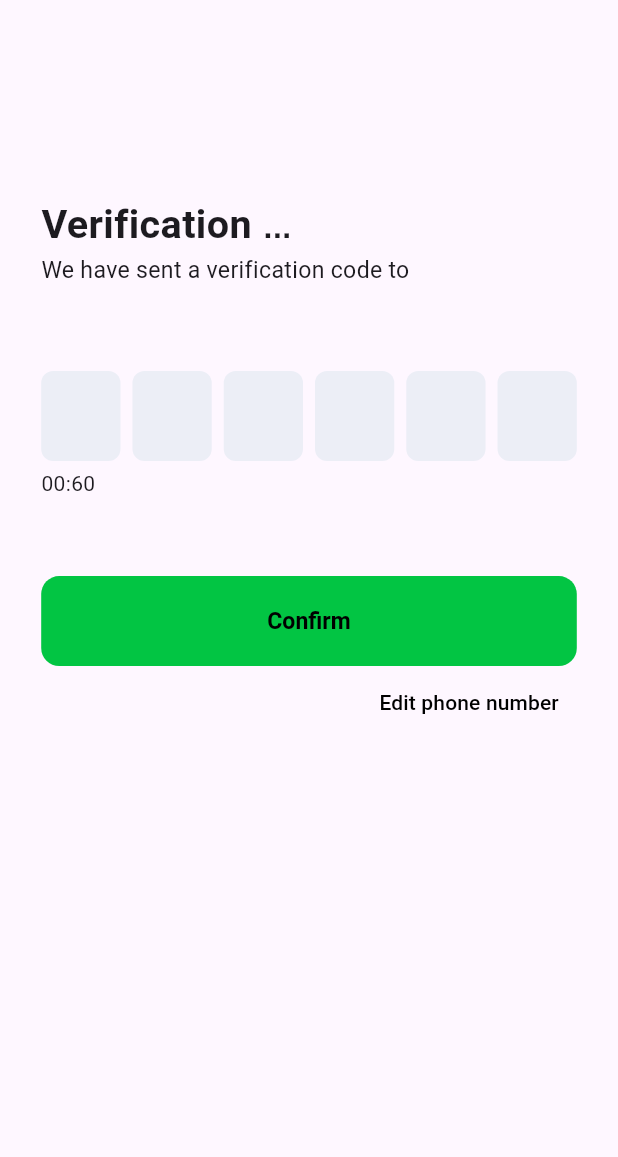
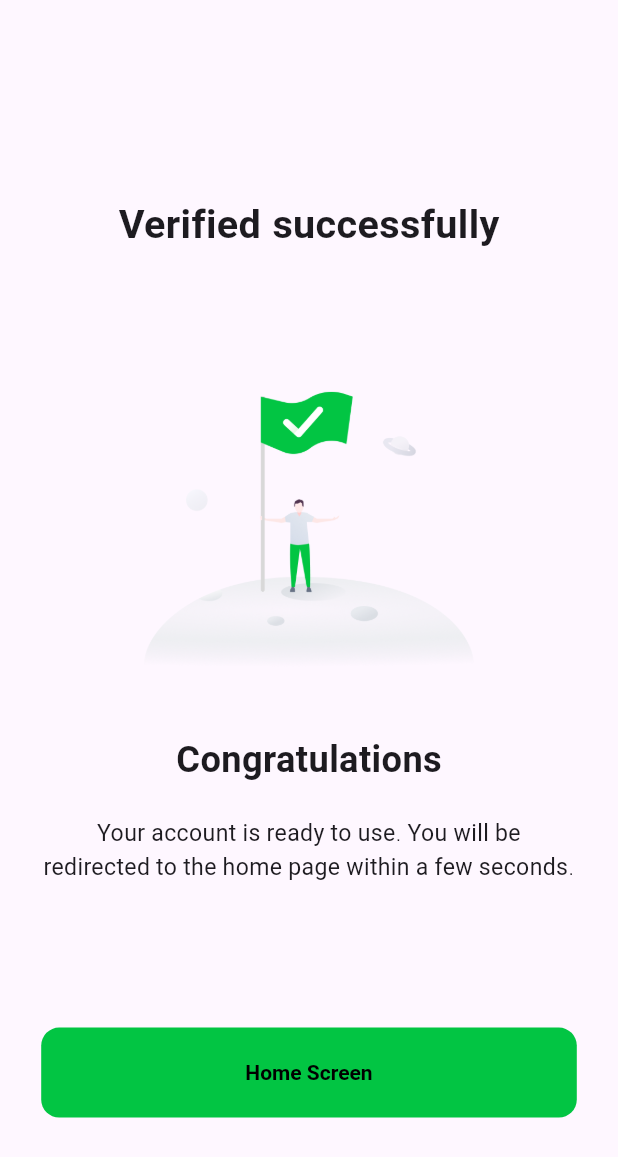
Before and after one commit to lahcenegue/families, a Flutter app: the LoginScreen screen opened by its route, after a tap on "SIGN UP", on a phone screen of 412 x 824 dp. Shown: the top 1157 px of the screen. Run offline on Flutter 3.47's test engine with Material 3 defaults, Android fonts, the light colour scheme and no system bars; drawn by our look-alikes of pinput; our stand-ins replace image_picker, shared_preferences; accounts and stored records are empty; generated files the repository leaves out were written again.

Commit message:
congratulations screen

```diff
--- a/lib/Screens/Start/Login/login_screen.dart
+++ b/lib/Screens/Start/Login/login_screen.dart
@@ -146,7 +146,7 @@ class LoginScreen extends StatelessWidget {
                             TextButton(
                               onPressed: () {
                                 NavigationService.navigateTo(
-                                    AppRoutes.otpScreen);
+                                    AppRoutes.congratulationsScreen);
                               },
                               child: Text(
                                 AppLocalizations.of(context)!.sign_up,
--- /dev/null
+++ b/lib/Screens/Start/congratulations_screen.dart
@@ -0,0 +1,71 @@
+import 'package:families/Utils/Constants/app_styles.dart';
+import 'package:flutter/material.dart';
+
+import '../../Utils/Constants/app_images.dart';
+import '../../Utils/Constants/app_size.dart';
+
+import 'package:flutter_gen/gen_l10n/app_localizations.dart';
+
+class CongratulationsScreen extends StatelessWidget {
+  const CongratulationsScreen({super.key});
+
+  @override
+  Widget build(BuildContext context) {
+    return Scaffold(
+      body: Padding(
+        padding: EdgeInsets.all(AppSize.widthSize(25, context)),
+        child: CustomScrollView(
+          slivers: [
+            SliverToBoxAdapter(
+              child: Column(
+                children: [
+                  SizedBox(height: AppSize.heightSize(100, context)),
+                  Text(
+                    AppLocalizations.of(context)!.verified_successfully,
+                    textAlign: TextAlign.start,
+                    style: AppStyles.styleBold(24, context),
+                  ),
+                  SizedBox(height: AppSize.heightSize(50, context)),
+                  SizedBox(
+                    width: AppSize.widthSize(200, context),
+                    child: AspectRatio(
+                      aspectRatio: 0.82,
+                      child: Image.asset(
+                        AppImages.congratulationsImage,
+                        fit: BoxFit.contain,
+                      ),
+                    ),
+                  ),
+                  Text(
+                    AppLocalizations.of(context)!.congratulations,
+                    style: AppStyles.styleBold(22, context),
+                  ),
+                  SizedBox(height: AppSize.heightSize(20, context)),
+                  Text(
+                    AppLocalizations.of(context)!.account_ready,
+                    textAlign: TextAlign.center,
+                    style: AppStyles.styleRegular(14, context),
+                  ),
+                ],
+              ),
+            ),
+            SliverFillRemaining(
+              hasScrollBody: false,
+              child: Column(
+                children: [
+                  Expanded(
+                      child: SizedBox(height: AppSize.heightSize(50, context))),
+                  ElevatedButton(
+                    onPressed: () {},
+                    child: Text(AppLocalizations.of(context)!.home_screen),
+                  ),
+                  SizedBox(height: AppSize.heightSize(50, context))
+                ],
+              ),
+            ),
+          ],
+        ),
+      ),
+    );
+  }
+}
--- a/lib/Utils/Constants/app_images.dart
+++ b/lib/Utils/Constants/app_images.dart
@@ -4,4 +4,5 @@ abstract class AppImages {
   static String onBordingImage1 = "assets/images/onBording1.png";
   static String onBordingImage2 = "assets/images/onBording2.png";
   static String onBordingImage3 = "assets/images/onBording3.png";
+  static String congratulationsImage = 'assets/images/congratulations.png';
 }
--- a/lib/Utils/Helprs/navigation_service.dart
+++ b/lib/Utils/Helprs/navigation_service.dart
@@ -10,6 +10,8 @@ import 'package:families/Screens/User/product_details.dart';
 import 'package:families/Screens/User/user_home_screen.dart';
 import 'package:flutter/material.dart';
 import '../../../Screens/Start/splash/splash.dart';
+import '../../Screens/Start/congratulations_screen.dart';
+import '../../Screens/Start/reste_password.dart';
 
 class AppRoutes {
   static const String splashScreen = '/';
@@ -19,6 +21,8 @@ class AppRoutes {
   static const String registerScreen = '/registerScreen';
   static const String registerFamilyScreen = '/registerFamilyScreen';
   static const String otpScreen = '/otpScreen';
+  static const String resetPasswordScreen = '/resetPasswordScreen';
+  static const String congratulationsScreen = '/congratulationsScreen';
 
   //
 
@@ -35,6 +39,10 @@ class AppRoutes {
       loginScreen: (BuildContext context) => const LoginScreen(),
       registerScreen: (BuildContext context) => const RegisterScreen(),
       otpScreen: (BuildContext context) => const OtpScreen(),
+      resetPasswordScreen: (BuildContext context) =>
+          const ResetPasswordScreen(),
+      congratulationsScreen: (BuildContext context) =>
+          const CongratulationsScreen(),
 
       ///////////
       ///
--- a/lib/l10n/app_ar.arb
+++ b/lib/l10n/app_ar.arb
@@ -1,18 +1,22 @@
 {
+  "account_ready": "حسابك جاهز للاستخدام. ستتم إعادة توجيهك إلى الصفحة الرئيسية خلال ثوانٍ قليلة.",
   "agree_terms_conditions": "من خلال إنشاء حساب فإنك توافق على الشروط والأحكام الخاصة بنا",
   "app_name": "مأكول",
   "confirm": "تأكيد",
+  "congratulations": "تهانينا",
   "dont_haveAccount": "ليس لديك حساب؟",
   "edit_phone_number": "تعديل رقم الهاتف",
   "email": "البريد الإلكتروني",
   "forgot_password": "نسيت كلمة المرور؟",
   "get_started": "البدء",
   "have_account": "تملك حساب؟",
+  "home_screen": "الصفحة الرئيسية",
   "login": "تسجيل الدخول",
   "login_user": "تسجيل الدخول كعميل",
   "logn_family": "تسجيل الدخول كأسرة منتجة",
   "name": "الاسم",
   "name_entryPrompt": "الرجاء إدخال اسمك",
+  "new_password": "ادخل كلمة المرور الجديدة",
   "next": "التالي",
   "password": "كلمة المرور",
   "password_entryPrompt": "الرجاء إدخال كلمة المرور.",
@@ -21,10 +25,12 @@
   "please_signup": "يرجى التسجيل للبدء",
   "productive_family": "الأسرة المنتجة",
   "resend_code": "إعادة ارسال الكود",
+  "rest_password": "استرجاع كلمة المرور",
   "retype_password": "أعد إدخال كلمة السر",
   "sent_code_to": "لقد ارسلنا كود التحقق الى ",
   "sign_up": "إنشاء حساب",
   "skip": "تخطي",
   "user": "عميل",
+  "verified_successfully": "تم التحقق بنجاح",
   "verify": "التحقق ..."
 }
--- a/lib/l10n/app_en.arb
+++ b/lib/l10n/app_en.arb
@@ -1,18 +1,22 @@
 {
+  "account_ready": "Your account is ready to use. You will be redirected to the home page within a few seconds.",
   "agree_terms_conditions": "By creating an account you agree to our terms and conditions",
   "app_name": "MACOOL",
   "confirm": "Confirm",
+  "congratulations": "Congratulations",
   "dont_haveAccount": "Don’t have an account?",
   "edit_phone_number": "Edit phone number",
   "email": "Email",
   "forgot_password": "Forgot password?",
   "get_started": "GET STARTED",
   "have_account": "Do you have an account?",
+  "home_screen": "Home Screen",
   "login": "LOG IN",
   "login_user": "Log in as a customer",
   "logn_family": "Log in as a productive family",
   "name": "Name",
   "name_entryPrompt": "Please enter your name",
+  "new_password": "Enter the new password",
   "next": "NEXT",
   "password": "Password",
   "password_entryPrompt": "Please enter your password.",
@@ -21,10 +25,12 @@
   "please_signup": "Please sign up to get started",
   "productive_family": "Productive family",
   "resend_code": "Resend the code",
+  "rest_password": "Password Recovery",
   "retype_password": "Re-type password",
   "sent_code_to": "We have sent a verification code to",
   "sign_up": "SIGN UP",
   "skip": "Skip",
   "user": "User",
+  "verified_successfully": "Verified successfully",
   "verify": "Verification ..."
 }
```
Also changed, not shown: lib/Screens/Start/reste_password.dart (+124 -106 lines), assets/images/congratulations.png (added).
